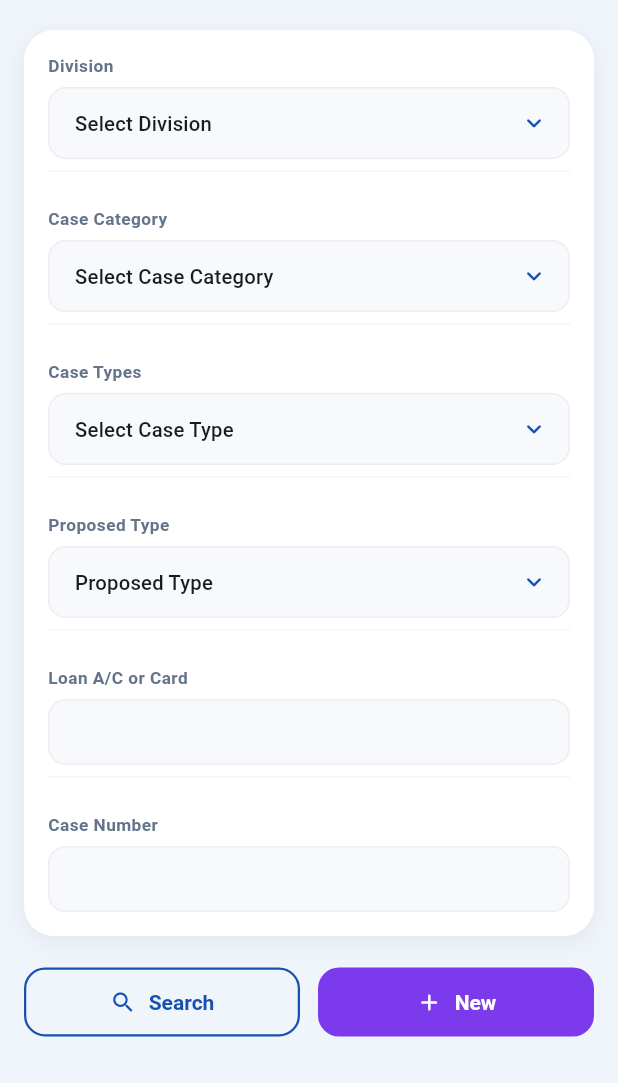
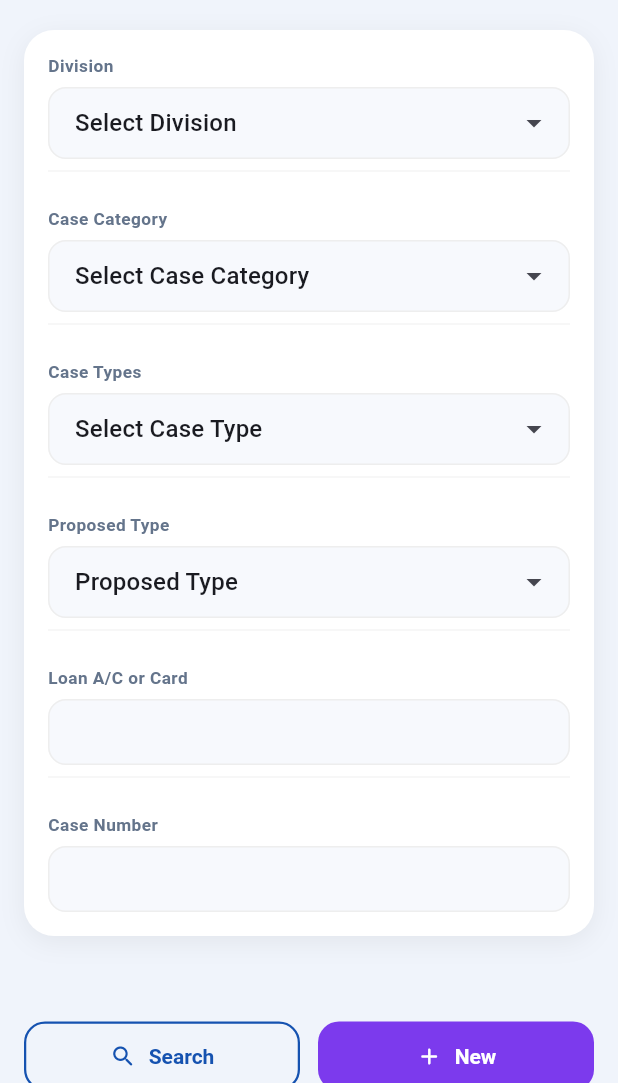
Before and after one commit to mehediinf/litigation_management_system, a Flutter app: the CaseFillingPage screen opened directly, on a phone screen of 412 x 824 dp, the part 153-1236 px from its top. Run offline on Flutter 3.47's test engine with Material 3 defaults, Android fonts, the phone set to English and light mode, and no system bars; drawn by our look-alikes of dropdown_search.

Commit message:
Case Details Ui Commit V-3

```diff
--- a/lib/features/head_office/supreme_court_matter/presentation/views/case_filling.dart
+++ b/lib/features/head_office/supreme_court_matter/presentation/views/case_filling.dart
@@ -1,5 +1,6 @@
 // lib/features/head_office/supreme_court_matter/presentation/views/case_filling.dart
 
+import 'package:dropdown_search/dropdown_search.dart';
 import 'package:flutter/material.dart';
 
 class CaseFillingPage extends StatefulWidget {
@@ -191,6 +192,7 @@ class _FormTabState extends State<_FormTab> {
                   ),
                 ),
               ),
+              const SizedBox(height: 120),
             ],
           ),
         ],
@@ -223,7 +225,7 @@ class _FormCard extends StatelessWidget {
   }
 }
 
-class _FormDropdown extends StatelessWidget {
+class _FormDropdown extends StatefulWidget {
   const _FormDropdown({
     required this.label,
     required this.value,
@@ -237,6 +239,11 @@ class _FormDropdown extends StatelessWidget {
   final ValueChanged<String> onChanged;
 
   @override
+  State<_FormDropdown> createState() => _FormDropdownState();
+}
+
+class _FormDropdownState extends State<_FormDropdown> {
+  @override
   Widget build(BuildContext context) {
     return Padding(
       padding: const EdgeInsets.symmetric(vertical: 8),
@@ -244,7 +251,7 @@ class _FormDropdown extends StatelessWidget {
         crossAxisAlignment: CrossAxisAlignment.start,
         children: [
           Text(
-            label,
+            widget.label,
             style: const TextStyle(
               fontSize: 11.5,
               fontWeight: FontWeight.w700,
@@ -253,11 +260,13 @@ class _FormDropdown extends StatelessWidget {
             ),
           ),
           const SizedBox(height: 6),
-          DropdownButtonFormField<String>(
-            value: value,
-            isExpanded: true,
-            icon: const Icon(Icons.keyboard_arrow_down_rounded, size: 20, color: Color(0xFF1552B0)),
-            decoration: InputDecoration(
+          DropdownSearch<String>(
+            items: widget.options,
+            selectedItem: widget.value,
+            filterFn: (item, filter) =>
+                item.toLowerCase().contains(filter.toLowerCase()),
+            dropdownDecoratorProps: DropDownDecoratorProps(
+              dropdownSearchDecoration: InputDecoration(
                 isDense: true,
                 filled: true,
                 fillColor: const Color(0xFFF7F9FD),
@@ -271,18 +280,34 @@ class _FormDropdown extends StatelessWidget {
                 ),
                 focusedBorder: OutlineInputBorder(
                   borderRadius: BorderRadius.circular(12),
-                borderSide: const BorderSide(color: Color(0xFF1552B0), width: 1.5),
+                  borderSide: const BorderSide(
+                      color: Color(0xFF1552B0), width: 1.5),
                 ),
-              contentPadding: const EdgeInsets.symmetric(horizontal: 14, vertical: 12),
+                contentPadding: const EdgeInsets.symmetric(
+                    horizontal: 14, vertical: 12),
               ),
-            items: options
-                .map((opt) => DropdownMenuItem<String>(
-              value: opt,
-              child: Text(opt, style: const TextStyle(fontSize: 13.5)),
-            ))
-                .toList(),
+            ),
+            popupProps: PopupProps.menu(
+              showSearchBox: true,
+              searchFieldProps: TextFieldProps(
+                decoration: InputDecoration(
+                  hintText: 'Search...',
+                  prefixIcon: const Icon(Icons.search_rounded, size: 18),
+                  isDense: true,
+                  border: OutlineInputBorder(
+                    borderRadius: BorderRadius.circular(10),
+                  ),
+                  contentPadding: const EdgeInsets.symmetric(
+                      horizontal: 12, vertical: 10),
+                ),
+              ),
+              menuProps: MenuProps(
+                borderRadius: BorderRadius.circular(14),
+              ),
+              constraints: const BoxConstraints(maxHeight: 250),
+            ),
             onChanged: (v) {
-              if (v != null) onChanged(v);
+              if (v != null) widget.onChanged(v);
             },
           ),
           Divider(height: 16, color: Colors.grey.shade100),
--- a/pubspec.yaml
+++ b/pubspec.yaml
@@ -15,6 +15,7 @@ dependencies:
 
   cupertino_icons: ^1.0.8
   rename: ^3.1.0
+  dropdown_search: ^5.0.3
 
 dev_dependencies:
   flutter_test:
```
Also changed, not shown: pubspec.lock. Lines whose indentation alone changed are shown as unchanged.
